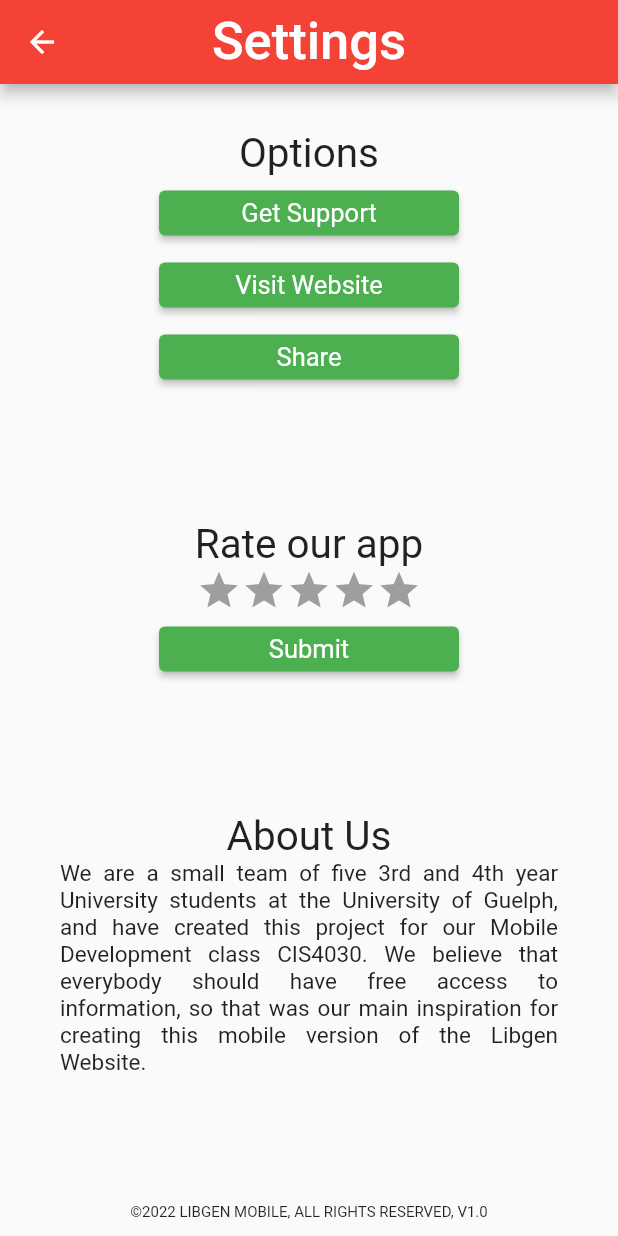
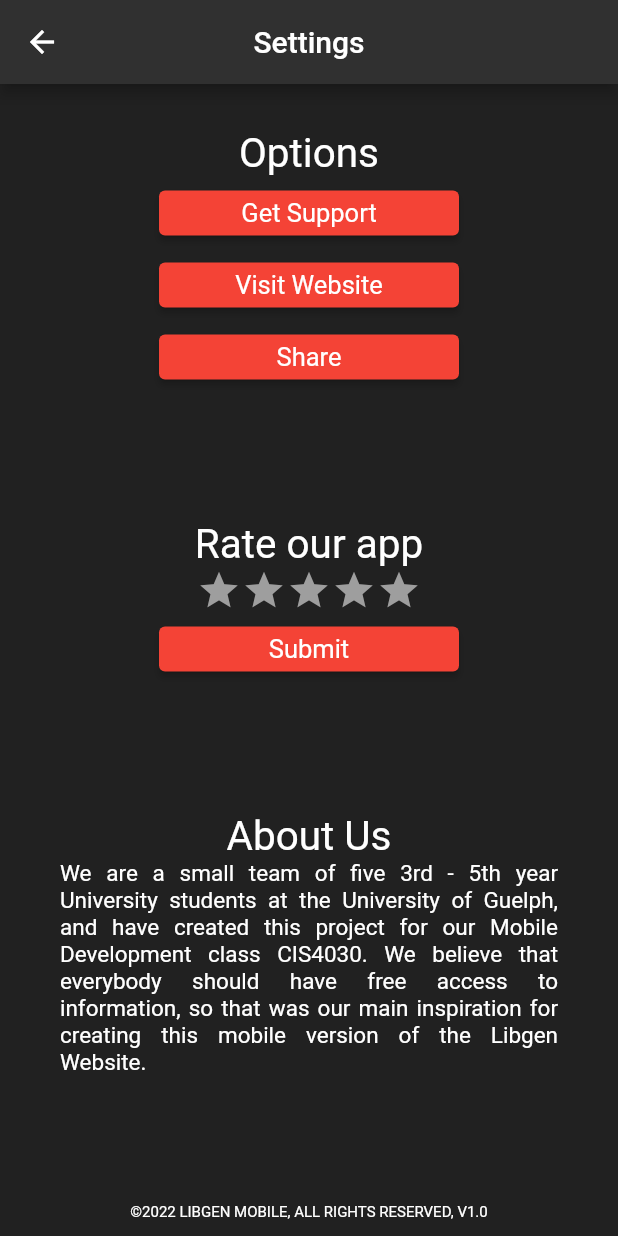
Before and after one commit to ScottXTra/LibGenMobile, a Flutter app: the SettingsPage screen opened directly, on a phone screen of 412 x 824 dp. Run offline on Flutter 3.47's test engine with Material 2 defaults, Android fonts, the light colour scheme and no system bars; our stand-ins replace open_file, simple_shadow; missing offline and left inert: epub_viewer.

Commit message:
Fix styling

```diff
--- a/mobile_app/lib/settings_page.dart
+++ b/mobile_app/lib/settings_page.dart
@@ -6,7 +6,7 @@
 final ButtonStyle buttonStyle = ElevatedButton.styleFrom(
   minimumSize: const Size(200, 0),
   padding: const EdgeInsets.fromLTRB(5, 5, 5, 5),
-  primary: Colors.green,
+  primary: Colors.red,
   textStyle: const TextStyle(fontSize: 17),
 );
 
@@ -42,14 +42,14 @@
   @override
   Widget build(BuildContext context) {
     return Scaffold(
+        backgroundColor: Colors.grey[900],
         resizeToAvoidBottomInset: false,
         appBar: AppBar(
-          backgroundColor: Colors.red,
+          backgroundColor: Colors.grey[850],
           centerTitle: true,
           title: const Text(
             "Settings",
             textAlign: TextAlign.center,
-            style: TextStyle(fontSize: 35),
           ),
           leading: IconButton(
               onPressed: () {
@@ -57,10 +57,11 @@
               },
               icon: Icon(Icons.arrow_back, color: Colors.white)),
         ),
-        body: Center(
+        body: SafeArea(
+          child: Center(
             child: Padding(
-          padding: const EdgeInsets.fromLTRB(0, 30, 0, 10),
-          child: Column(
+            padding: const EdgeInsets.fromLTRB(0, 30, 0, 10),
+            child: Column(
               mainAxisAlignment: MainAxisAlignment.spaceBetween,
               children: <Widget>[
                 Column(
@@ -69,7 +70,7 @@
                     children: <Widget>[
                       const Text(
                         "Options",
-                        style: TextStyle(fontSize: 27),
+                        style: TextStyle(fontSize: 27, color: Colors.white),
                       ),
                       AlertDialogButton(
                           buttonText: "Get Support",
@@ -133,7 +134,7 @@
                 Column(children: <Widget>[
                   const Text(
                     "Rate our app",
-                    style: TextStyle(fontSize: 27),
+                    style: TextStyle(fontSize: 27, color: Colors.white),
                   ),
                   FiveStarRating(),
                   AlertDialogButton(
@@ -148,23 +149,23 @@
                 Column(children: const <Widget>[
                   Text(
                     "About Us",
-                    style: TextStyle(fontSize: 27),
+                    style: TextStyle(fontSize: 27, color: Colors.white),
                   ),
                   Center(
                       child: Padding(
                           padding: EdgeInsets.fromLTRB(40, 0, 40, 0),
                           child: Text(
-                            "We are a small team of five 3rd and 4th year University students at the University of Guelph, and have created this project for our Mobile Development class CIS4030. We believe that everybody should have free access to information, so that was our main inspiration for creating this mobile version of the Libgen Website.",
-                            style: TextStyle(fontSize: 15),
+                            "We are a small team of five 3rd - 5th year University students at the University of Guelph, and have created this project for our Mobile Development class CIS4030. We believe that everybody should have free access to information, so that was our main inspiration for creating this mobile version of the Libgen Website.",
+                            style: TextStyle(fontSize: 15, color: Colors.white),
                             textAlign: TextAlign.justify,
                           ))),
                 ]),
                 const Text(
                   "©2022 LIBGEN MOBILE, ALL RIGHTS RESERVED, V1.0",
-                  style: TextStyle(fontSize: 10),
+                  style: TextStyle(fontSize: 10, color: Colors.white),
                 ),
               ]),
-        )));
+        ))));
   }
 }
 
```
Also changed, not shown: mobile_app/pubspec.lock, 1 other file.
